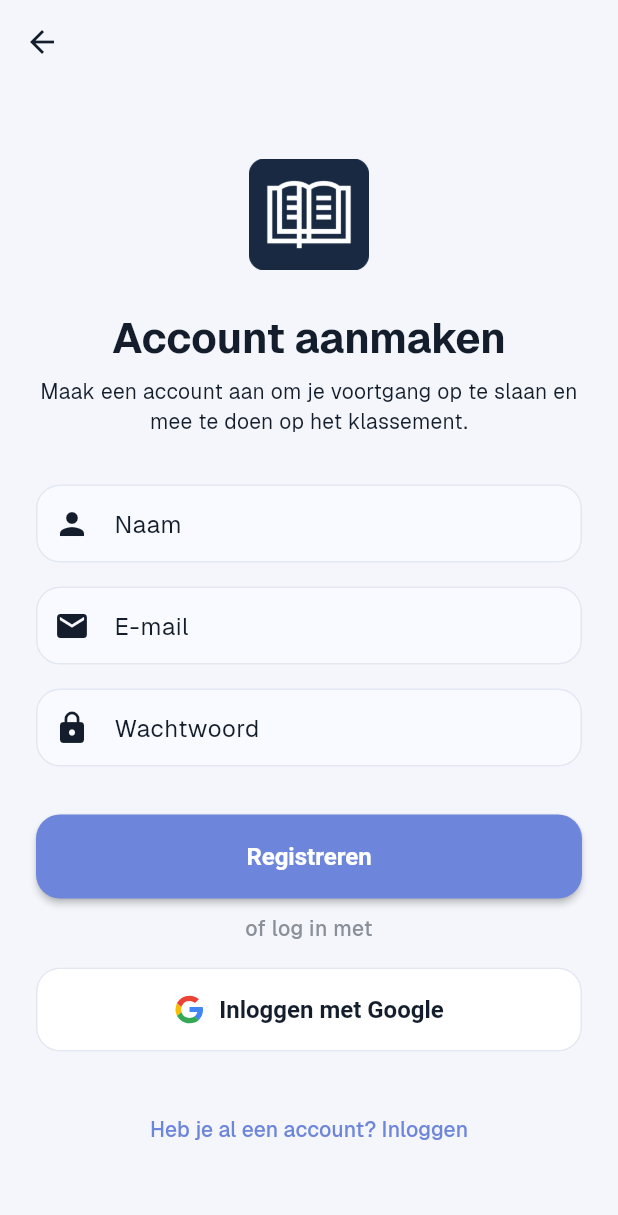
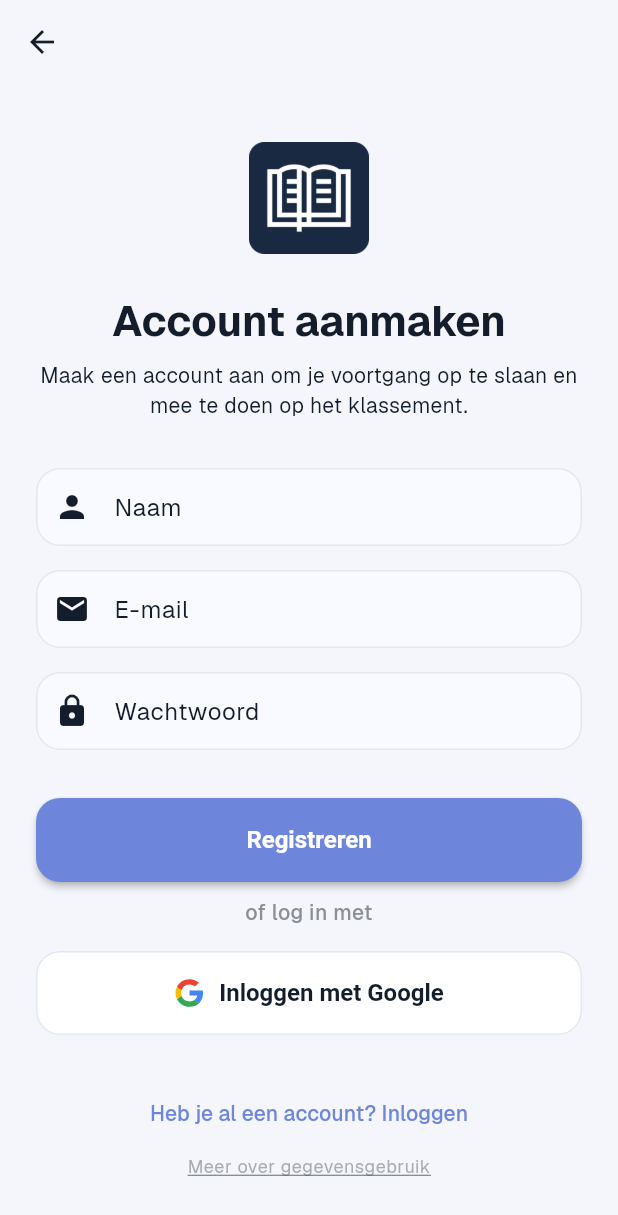
Before and after one commit to AlexLamper/bijbelquiz-app, a Flutter app: the RegisterScreen screen opened by its route, on a phone screen of 412 x 824 dp. Shown: the top 1215 px of the screen. Run offline on Flutter 3.47's test engine with Material 3 defaults, Android fonts, the light colour scheme and no system bars; our stand-ins replace dio, flutter_riverpod, flutter_secure_storage, flutter_svg, go_router, google_sign_in and 1 more; missing offline and left inert: google_sign_in_web, purchases_flutter; accounts and stored records are empty; network calls fail; project files that could hold a hidden picture were left out.

Commit message:
fix(auth): removed google login on ios devices + added user security data information on registration pages

```diff
--- a/bijbelquiz_mobile/lib/core/config/apple_sign_in_config.dart
+++ b/bijbelquiz_mobile/lib/core/config/apple_sign_in_config.dart
@@ -3,7 +3,8 @@ class AppleSignInConfig {
   // Pass via: --dart-define=APPLE_SERVICE_ID=...
   static const String serviceId = String.fromEnvironment(
     'APPLE_SERVICE_ID',
-    defaultValue: '',
+    // Safe default for this app; can still be overridden per environment.
+    defaultValue: 'com.bijbelquiz.app.signin',
   );
 
   // Redirect URI configured on the Apple Services ID, e.g.
@@ -11,7 +12,8 @@ class AppleSignInConfig {
   // Pass via: --dart-define=APPLE_REDIRECT_URI=...
   static const String redirectUriRaw = String.fromEnvironment(
     'APPLE_REDIRECT_URI',
-    defaultValue: '',
+    // Safe default for this app; can still be overridden per environment.
+    defaultValue: 'https://www.bijbelquiz.com/api/mobile/apple/callback',
   );
 
   static Uri? get redirectUri {
--- a/bijbelquiz_mobile/lib/features/auth/present/register_screen.dart
+++ b/bijbelquiz_mobile/lib/features/auth/present/register_screen.dart
@@ -1,4 +1,5 @@
 import 'package:flutter/material.dart';
+import 'package:flutter/foundation.dart';
 import 'package:flutter_riverpod/flutter_riverpod.dart';
 import 'package:go_router/go_router.dart';
 import '../../../core/ui/primary_button.dart';
@@ -6,6 +7,7 @@ import '../../../core/ui/custom_text_field.dart';
 import 'auth_controller.dart';
 import 'widgets/google_sign_in_button.dart';
 import 'widgets/apple_sign_in_button.dart';
+import 'widgets/user_data_info_link.dart';
 
 class RegisterScreen extends ConsumerStatefulWidget {
   const RegisterScreen({super.key});
@@ -52,7 +54,10 @@ class _RegisterScreenState extends ConsumerState<RegisterScreen> {
     });
 
     final state = ref.watch(authControllerProvider);
-    final isGoogleInit = ref.watch(googleSignInInitProvider).hasValue;
+    final isIOSApp = !kIsWeb && defaultTargetPlatform == TargetPlatform.iOS;
+    final showGoogleSignIn = !isIOSApp;
+    final isGoogleInit =
+        showGoogleSignIn ? ref.watch(googleSignInInitProvider).hasValue : true;
     final isLoading = state.isLoading || !isGoogleInit;
 
     return Scaffold(
@@ -139,12 +144,13 @@ class _RegisterScreenState extends ConsumerState<RegisterScreen> {
                 ),
               ),
               const SizedBox(height: 16),
-              buildGoogleSignInButton(
-                context: context,
-                isLoading: isLoading,
-                onPressed: isLoading ? null : _registerWithGoogle,
-              ),
-              const SizedBox(height: 12),
+              if (showGoogleSignIn)
+                buildGoogleSignInButton(
+                  context: context,
+                  isLoading: isLoading,
+                  onPressed: isLoading ? null : _registerWithGoogle,
+                ),
+              if (showGoogleSignIn) const SizedBox(height: 12),
               buildAppleSignInButton(
                 isLoading: isLoading,
                 onPressed: isLoading ? null : _registerWithApple,
@@ -163,6 +169,8 @@ class _RegisterScreenState extends ConsumerState<RegisterScreen> {
                   ),
                 ),
               ),
+              const SizedBox(height: 2),
+              Center(child: buildUserDataInfoLink(context)),
             ],
           ),
         ),
--- /dev/null
+++ b/bijbelquiz_mobile/lib/features/auth/present/widgets/user_data_info_link.dart
@@ -0,0 +1,50 @@
+import 'package:flutter/material.dart';
+
+/// Subtle link that explains how user data is handled.
+Widget buildUserDataInfoLink(BuildContext context) {
+  final theme = Theme.of(context);
+
+  return Opacity(
+    opacity: 0.72,
+    child: TextButton(
+      onPressed: () => showDialog<void>(
+        context: context,
+        builder: (dialogContext) => AlertDialog(
+          title: const Text('Hoe we met je gegevens omgaan'),
+          content: SingleChildScrollView(
+            child: Text(
+              'Bij het inloggen of registreren gebruiken we alleen gegevens die '
+              'nodig zijn om je account te laten werken, zoals je naam, e-mailadres '
+              'en inloggegevens.\n\n'
+              'Je gegevens worden via beveiligde verbindingen verzonden en we delen '
+              'ze niet voor advertenties zonder jouw toestemming.\n\n'
+              'Je kunt altijd je account laten verwijderen. Neem hiervoor contact op '
+              'met support vanuit de app of via onze supportkanalen. Na verwijdering '
+              'worden je accountgegevens verwijderd volgens ons privacybeleid.',
+              style: theme.textTheme.bodyMedium,
+            ),
+          ),
+          actions: [
+            TextButton(
+              onPressed: () => Navigator.of(dialogContext).pop(),
+              child: const Text('Sluiten'),
+            ),
+          ],
+        ),
+      ),
+      style: TextButton.styleFrom(
+        padding: const EdgeInsets.symmetric(horizontal: 6, vertical: 2),
+        minimumSize: const Size(0, 0),
+        tapTargetSize: MaterialTapTargetSize.shrinkWrap,
+      ),
+      child: Text(
+        'Meer over gegevensgebruik',
+        style: theme.textTheme.bodySmall?.copyWith(
+          fontSize: 12,
+          color: const Color(0xFF8A8F98),
+          decoration: TextDecoration.underline,
+        ),
+      ),
+    ),
+  );
+}
--- a/bijbelquiz_mobile/lib/features/dashboard/present/home_screen.dart
+++ b/bijbelquiz_mobile/lib/features/dashboard/present/home_screen.dart
@@ -644,9 +644,7 @@ class _PopularQuizTile extends StatelessWidget {
   @override
   Widget build(BuildContext context) {
     final minutes = (quiz.questionCount / 2).ceil().clamp(3, 25);
-    final difficultyLabel = quiz.difficulty.isEmpty
-        ? 'Gemiddeld'
-        : quiz.difficulty;
+    final difficultyLabel = quiz.difficultyLabelNl;
 
     return InkWell(
       borderRadius: BorderRadius.circular(18),
--- a/bijbelquiz_mobile/lib/features/quiz/present/library_screen.dart
+++ b/bijbelquiz_mobile/lib/features/quiz/present/library_screen.dart
@@ -352,7 +352,7 @@ class _QuizListCard extends StatelessWidget {
   @override
   Widget build(BuildContext context) {
     final minutes = (quiz.questionCount / 2).ceil().clamp(3, 25);
-    final difficulty = quiz.difficulty.isEmpty ? 'Gemiddeld' : quiz.difficulty;
+    final difficulty = quiz.difficultyLabelNl;
 
     return InkWell(
       borderRadius: BorderRadius.circular(18),
--- a/bijbelquiz_mobile/lib/features/quiz/present/quiz_detail_screen.dart
+++ b/bijbelquiz_mobile/lib/features/quiz/present/quiz_detail_screen.dart
@@ -2,6 +2,7 @@ import 'package:flutter/material.dart';
 import 'package:flutter_riverpod/flutter_riverpod.dart';
 import 'package:go_router/go_router.dart';
 import '../data/quiz_repository.dart';
+import '../domain/quiz.dart';
 import '../../../core/theme/app_theme.dart';
 import '../../../core/ui/server_image.dart';
 
@@ -124,7 +125,7 @@ class QuizDetailScreen extends ConsumerWidget {
                                   width: 32,
                                 ),
                                 _buildStatColumn(
-                                  quiz.difficulty.toUpperCase(),
+                                  quiz.difficultyLabelNl,
                                   'Niveau',
                                 ),
                               ],
```
Also changed, not shown: bijbelquiz_mobile/lib/features/auth/present/login_screen.dart (+15 -7 lines), bijbelquiz_mobile/lib/features/quiz/domain/quiz.dart (+18 -0 lines), bijbelquiz_mobile/lib/features/quiz/present/quiz_player_screen.dart (+3 -5 lines).
